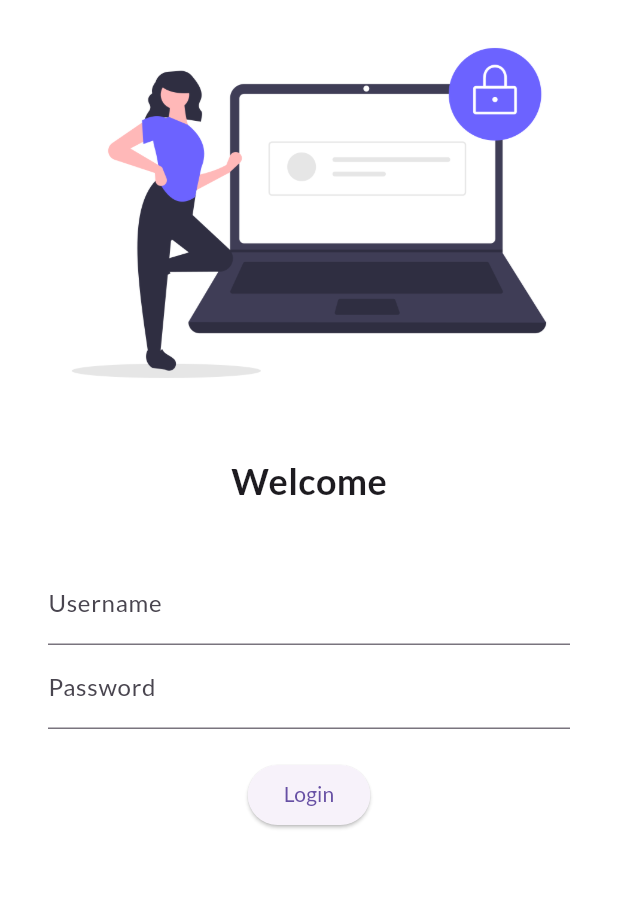
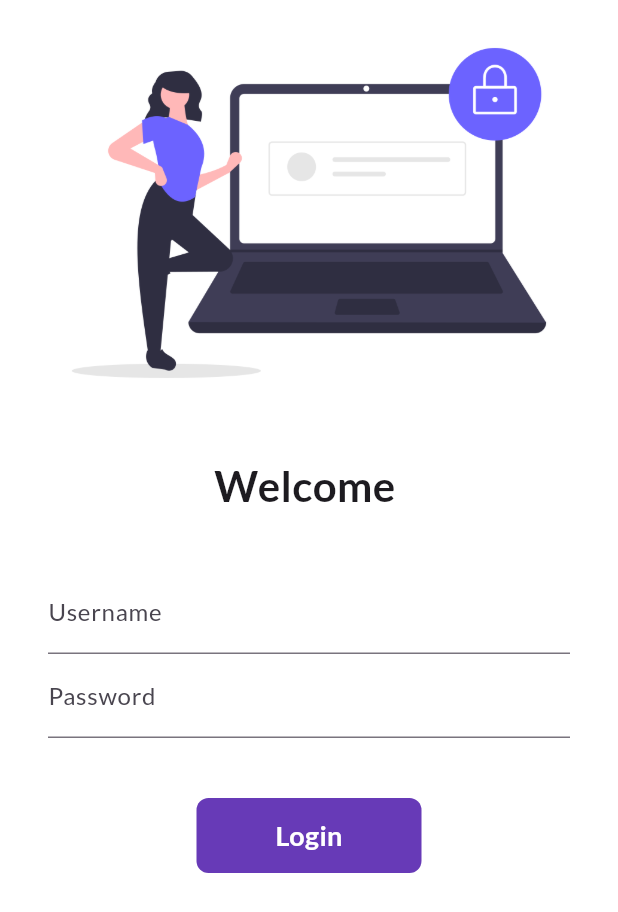
Before and after one commit to Abhay4281/FlutterApp, a Flutter app: the screen it shows after launch, on a phone screen of 412 x 824 dp. Shown: the top 912 px of the screen. Run offline on Flutter 3.47's test engine with Material 3 defaults, Android fonts, the phone set to English and light mode, and no system bars; our stand-ins replace google_fonts; missing offline and left inert: dart:ffi.

Commit message:
day 6 completed

```diff
--- a/lib/main.dart
+++ b/lib/main.dart
@@ -4,6 +4,7 @@ import 'package:flutter/material.dart';
 import 'package:flutter/widgets.dart';
 import 'package:flutter_application_1/pages/home_page.dart';
 import 'package:flutter_application_1/pages/login_page.dart';
+import 'package:flutter_application_1/utilis/routes.dart';
 import 'package:google_fonts/google_fonts.dart';
 
 void main() {
@@ -26,14 +27,15 @@ class MyApp extends StatelessWidget {
         primarySwatch: Colors.deepPurple,
         fontFamily: GoogleFonts.lato().fontFamily ,
         ),
+        debugShowCheckedModeBanner: false,
       darkTheme: ThemeData(
         brightness: Brightness.dark,
         ),
       initialRoute: "/",
       routes: { // routes likha h to home: homePage( ) ye htana pdhega verna chlega nhi
         "/":(context) => LoginPage(),
-        "/home":(context) => HomePage(),
-        "/login":(context) => LoginPage()
+        MyRoutes.homeRoute:(context) => HomePage(),
+        MyRoutes.loginRoute:(context) => LoginPage()
       },
     );
   }
--- a/lib/pages/login_page.dart
+++ b/lib/pages/login_page.dart
@@ -1,7 +1,19 @@
 import 'package:flutter/material.dart';
+import 'package:flutter/widgets.dart';
+import 'package:flutter_application_1/pages/home_page.dart';
+import 'package:flutter_application_1/utilis/routes.dart';
 
-class LoginPage extends StatelessWidget {
+class LoginPage extends StatefulWidget {
 
+
+  @override
+  State<LoginPage> createState() => _LoginPageState();
+}
+
+class _LoginPageState extends State<LoginPage> {
+
+  String name ="";
+  bool changeButton =  false;
 
   @override
   Widget build(BuildContext context) {
@@ -9,53 +21,109 @@ class LoginPage extends StatelessWidget {
 
     return Material(
       color: Colors.white,
+      child: SingleChildScrollView(
         child: Column(
           children: [
+
             Image.asset(
               "assets/images/login_img.png",
               fit: BoxFit.cover,
             ),
+
             SizedBox(
               height : 20.0,
             ),
+
             Text(
-            "Welcome",
+              "Welcome $name",
               style: TextStyle(
-              fontSize: 24,
+                fontSize: 28,
                 fontWeight: FontWeight.bold,
                 ),
                 ),
+
                 SizedBox(
               height : 20.0,
             ),
+
             Padding(
               padding: const EdgeInsets.symmetric(horizontal: 32.0 , vertical: 16.0),
               child: Column(
                 children: [
+
                 TextFormField(
                 decoration: InputDecoration(
+
                   hintText: "Enter username" ,
                    labelText: "Username"),
+                   onChanged: (value){
+                    name = value;
+                    setState(() {});
+                   },
               ),
+
                TextFormField(
                 obscureText: true,
                 decoration: InputDecoration(
                   hintText: "Enter password" ,
                   labelText: "Password"),
+
+
               ),
+
               SizedBox(
-              height : 20.0,
+                height : 40.0,
               ),
-            ElevatedButton(
-              onPressed: (){print("Hi Abhay");},
-               child: Text("Login"),
-               style: TextButton.styleFrom(),
+
+
+            InkWell(
+              onTap: () async {
+                setState(() {
+                  changeButton = true;
+                });
+                await Future.delayed(Duration(seconds: 1));
+                Navigator.pushNamed(context, MyRoutes.homeRoute);
+              },
+                child: AnimatedContainer(
+                  duration: Duration(seconds: 1),
+                  width: changeButton ? 50 : 150,
+                  height: 50,
+
+                  alignment: Alignment.center,
+
+                  child: changeButton?Icon(Icons.done):Text("Login",
+                  style: TextStyle(
+                    color: Colors.white,
+                  fontWeight: FontWeight.bold,
+                  fontSize: 18),
                   ),
+
+                  decoration: BoxDecoration(
+                    color: Colors.deepPurple,
+                    //shape: changeButton ? BoxShape.circle  : BoxShape.rectangle,
+
+
+                   borderRadius: BorderRadius.circular(changeButton? 50:8),
+                  ),
+
+
+                ),
+              ),
+
+
+
+
+              // ElevatedButton(
+              //   onPressed: (){
+              //
+              //   },
+              //    child: Text("Login"),
+              //    style: TextButton.styleFrom(minimumSize: Size(150,40)),
+              //    ),
               ],),
             )
           ],
+        ),
       ) );
   }
-
-
 }
--- /dev/null
+++ b/lib/utilis/routes.dart
@@ -0,0 +1,4 @@
+class MyRoutes{
+  static String loginRoute = "\login";
+  static String homeRoute ="\home";
+}
```
Lines whose indentation alone changed are shown as unchanged.
